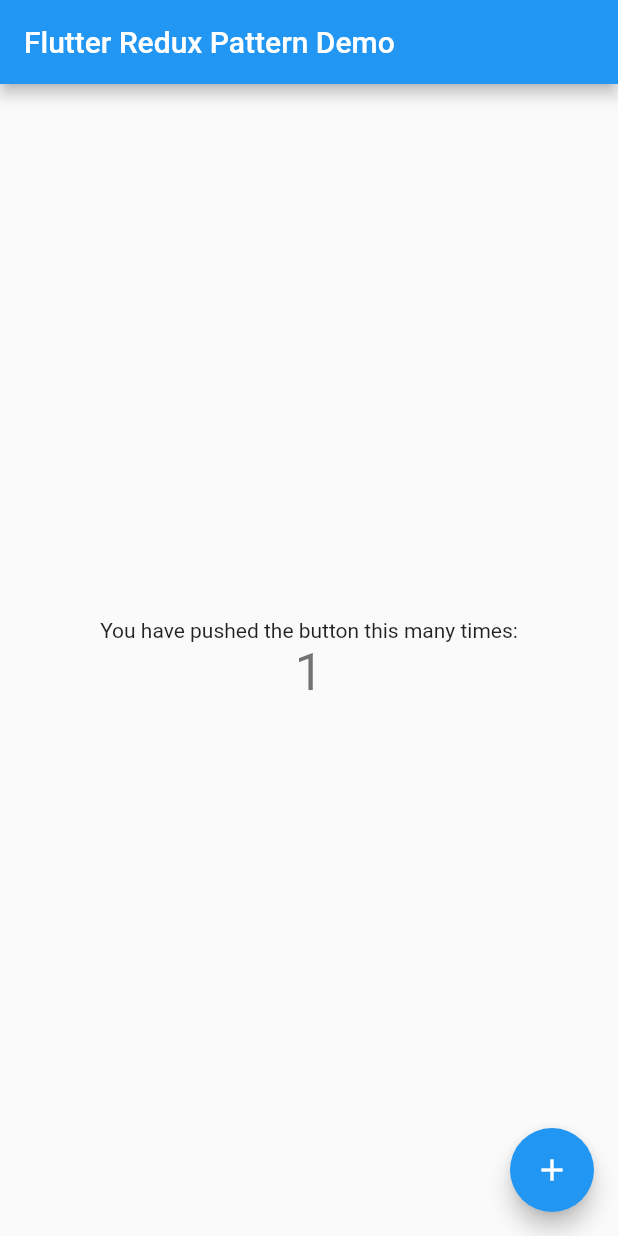
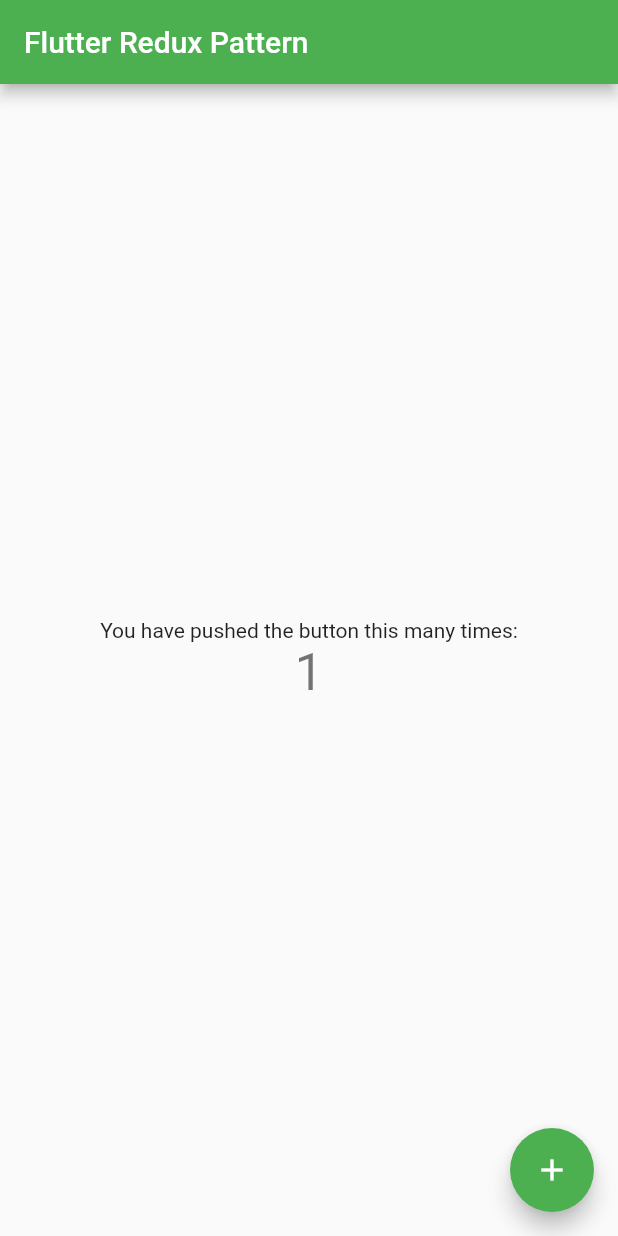
Before and after one commit to juliusspencer/Flutter-Redux-Pattern, a Flutter app: the screen it shows after launch, after a tap on the "add" icon, on a phone screen of 412 x 824 dp. Run offline on Flutter 3.47's test engine with Material 2 defaults, Android fonts, the phone set to English and light mode, and no system bars; our stand-ins replace flutter_redux, redux.

Commit message:
Update to redux and added appstate

```diff
--- a/lib/main.dart
+++ b/lib/main.dart
@@ -1,17 +1,34 @@
 import 'package:flutter/material.dart';
+import 'package:flutter_redux/flutter_redux.dart';
+import 'package:redux/redux.dart';
+
 import 'home.dart';
+import 'modules/root/reducer.dart';
 
-void main() => runApp(new MyApp());
+void main() {
+  final store =
+      new Store<AppState>(
+          appReducer,
+          initialState: new AppState());
+  runApp(new FlutterReduxApp(store));
+}
 
-class MyApp extends StatelessWidget {
+class FlutterReduxApp extends StatelessWidget {
+  final Store<AppState> store;
+
+  FlutterReduxApp(this.store);
+
   @override
   Widget build(BuildContext context) {
-    return new MaterialApp(
-      title: 'Flutter Demo',
-      theme: new ThemeData(
-        primarySwatch: Colors.blue,
+    return StoreProvider(
+      store: store,
+      child: new MaterialApp(
+        title: 'Flutter Redux Pattern',
+        theme: new ThemeData(
+          primarySwatch: Colors.green,
+        ),
+        home: new HomeScreen(title: 'Flutter Redux Pattern'),
       ),
-      home: new HomeScreen(title: 'Flutter Redux Pattern Demo'),
     );
   }
 }
--- /dev/null
+++ b/lib/modules/root/reducer.dart
@@ -0,0 +1,18 @@
+import 'package:redux/redux.dart';
+import '../template/reducer.dart';
+
+/// States, united
+AppState appReducer(AppState state, action) {
+  return new AppState(
+    exampleState: state.exampleState,
+  );
+}
+
+class AppState {
+  final ExampleState exampleState;
+
+  AppState({
+    this.exampleState,
+  });
+
+}
--- a/lib/modules/template/reducer.dart
+++ b/lib/modules/template/reducer.dart
@@ -1,13 +1,29 @@
-import 'ExampleItem';
-import 'ExampleAction';
+import './actions.dart';
+import 'package:redux/redux.dart';
 
-List<ExampleItem> appReducers(List<ExampleItem> items, dynamic action) {
-  if (action is ExampleAction) {
-    return addItem(items, action);
-  }
-  return state;
+/// Define the state for this reducer
+class ExampleState {
+  List<ExampleItem> items;
+
+  ExampleState({
+    this.items = const [],
+  });
 }
 
-List<ExampleItem> addItem(List<ExampleItem> items, ExampleAction action) {
+/// Reducing functions
+List<ExampleItem> addItemReducer(List<ExampleItem> items, ExampleAddItemAction action) {
   return List.from(items)..add(action.item);
 }
+List<ExampleItem> removeItemReducer(List<ExampleItem> items, ExampleRemoveItemAction action) {
+  return List.from(items)..remove(action.item);
+}
+
+/// Reducer
+Reducer<List<ExampleItem>> exampleReducer = combineReducers<List<ExampleItem>>([
+  // Each `TypedReducer` will glue Actions of a certain type to the given
+  // reducer! This means you don't need to write a bunch of `if` checks
+  // manually, and can quickly scan the list of `TypedReducer`s to see what
+  // reducer handles what action.
+  new TypedReducer<List<ExampleItem>, ExampleAddItemAction>(addItemReducer),
+  new TypedReducer<List<ExampleItem>, ExampleRemoveItemAction>(removeItemReducer),
+]);
--- a/pubspec.yaml
+++ b/pubspec.yaml
@@ -9,6 +9,7 @@ dependencies:
   # Use with the CupertinoIcons class for iOS style icons.
   cupertino_icons: ^0.1.2
   flutter_redux: ^0.5.0
+  redux: 3.0.0
 
 dev_dependencies:
   flutter_test:
```
Also changed, not shown: lib/modules/template/actions.dart (+8 -0 lines), pubspec.lock, 1 other file.
